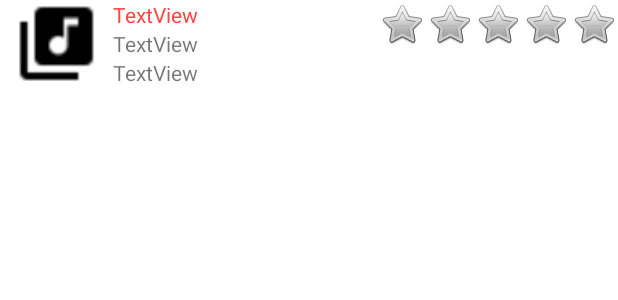
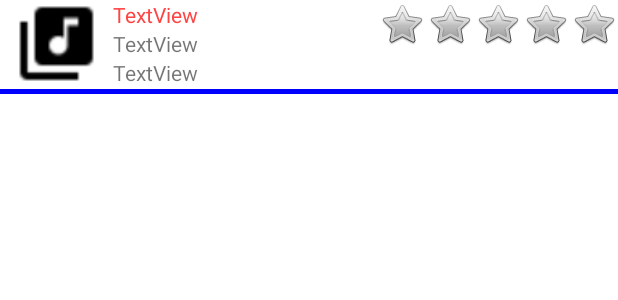
Before and after one commit to nuurulhidayah/PS04, an Android app: the layout row.xml on its own in the app's theme, with its tools: preview values and no code run, on a phone screen of 412 x 824 dp. Shown: the top 300 px of the screen. Run offline under Robolectric (Android 15) with nearby library versions, the phone set to English and light mode, and no system bars.

Commit message:
line added to row.xml

```diff
--- a/app/src/main/res/layout/row.xml
+++ b/app/src/main/res/layout/row.xml
@@ -4,7 +4,12 @@
     xmlns:tools="http://schemas.android.com/tools"
     android:layout_width="match_parent"
     android:layout_height="wrap_content"
-    android:orientation="horizontal">
+    android:orientation="vertical">
+
+    <LinearLayout
+        android:layout_width="match_parent"
+        android:layout_height="match_parent"
+        android:layout_weight="1">
 
         <ImageView
             android:id="@+id/imageView"
@@ -16,16 +21,16 @@
         <LinearLayout
             android:layout_width="wrap_content"
             android:layout_height="match_parent"
-        android:orientation="vertical"
-        android:layout_weight="3">
+            android:layout_weight="3"
+            android:orientation="vertical">
 
             <TextView
                 android:id="@+id/textViewYear3"
                 android:layout_width="wrap_content"
                 android:layout_height="wrap_content"
                 android:layout_weight="1"
-            android:textColor="@android:color/holo_red_light"
-            android:text="TextView" />
+                android:text="TextView"
+                android:textColor="@android:color/holo_red_light" />
 
             <TextView
                 android:id="@+id/textViewTitle3"
@@ -46,8 +51,7 @@
         <LinearLayout
             android:layout_width="wrap_content"
             android:layout_height="match_parent"
-        android:orientation="horizontal"
-        >
+            android:orientation="horizontal">
 
             <ImageView
                 android:id="@+id/imageView2"
@@ -82,3 +86,13 @@
         </LinearLayout>
 
     </LinearLayout>
+
+    <TextView
+        android:id="@+id/textView2"
+        android:layout_width="match_parent"
+        android:layout_height="3dp"
+        android:layout_marginTop="1dp"
+        android:background="#0000FF"
+        android:layout_weight="1"/>
+
+</LinearLayout>
```
Lines whose indentation alone changed are shown as unchanged.
